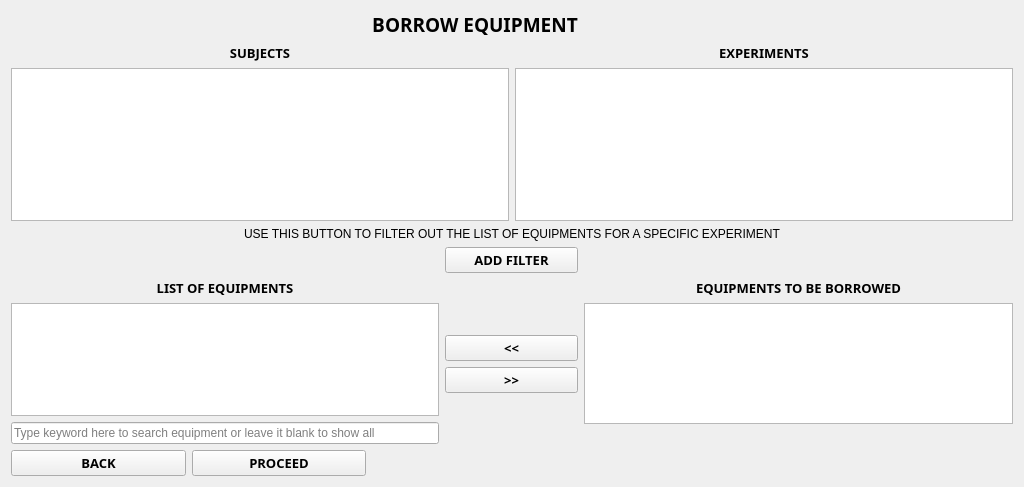
The window that borrowers.ui (markytools/sume-borrower-app) describes before a commit, drawn with Qt 5.
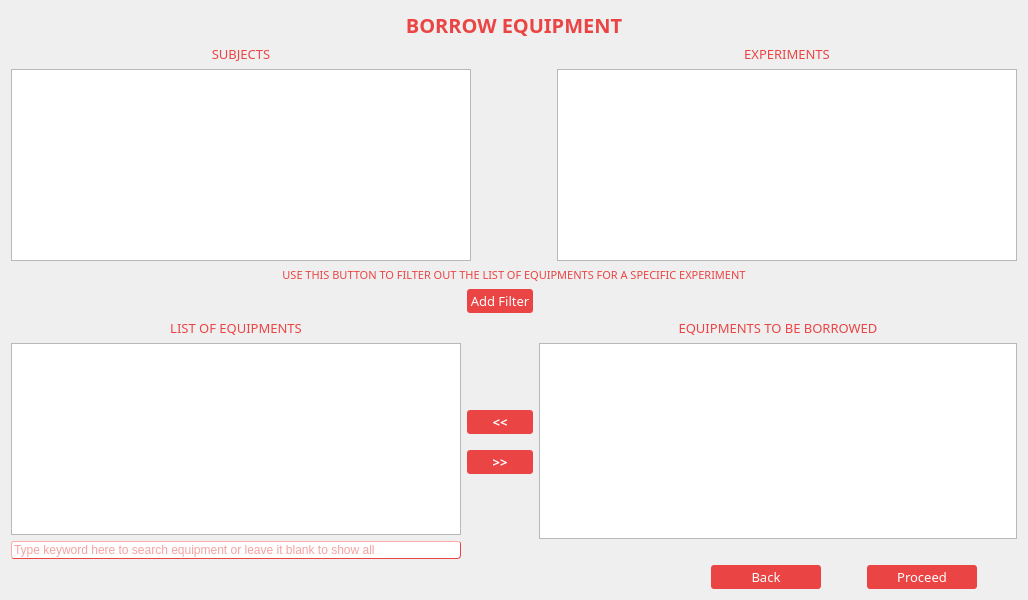
The same window after the commit.

The edit to the form file:
```diff
--- a/borrowers.ui
+++ b/borrowers.ui
@@ -6,19 +6,26 @@
    <rect>
     <x>0</x>
     <y>0</y>
-    <width>1024</width>
-    <height>487</height>
+    <width>1028</width>
+    <height>600</height>
    </rect>
   </property>
   <property name="minimumSize">
    <size>
-    <width>1024</width>
-    <height>487</height>
+    <width>800</width>
+    <height>600</height>
    </size>
   </property>
   <property name="windowTitle">
    <string>Form</string>
   </property>
+  <property name="styleSheet">
+   <string notr="true">#Borrowers{
+background-color:white;
+background:none;
+border:none;
+}</string>
+  </property>
   <layout class="QGridLayout" name="gridLayout">
    <item row="4" column="4" rowspan="3">
     <layout class="QVBoxLayout" name="verticalLayout_3">
@@ -26,12 +33,20 @@
       <widget class="QLabel" name="label_3">
        <property name="font">
         <font>
-         <family>Segoe UI Black</family>
+         <family>Adobe Gothic Std B</family>
          <pointsize>10</pointsize>
-         <weight>75</weight>
-         <bold>true</bold>
+         <weight>50</weight>
+         <bold>false</bold>
         </font>
        </property>
+       <property name="styleSheet">
+        <string notr="true">#label_3{
+background-color:transparent;
+color: #eb4444;
+background:none;
+border:none;
+}</string>
+       </property>
        <property name="text">
         <string>EQUIPMENTS TO BE BORROWED</string>
        </property>
@@ -41,7 +56,14 @@
       </widget>
      </item>
      <item>
-      <widget class="QTableWidget" name="borrowEquipments"/>
+      <widget class="QTableWidget" name="borrowEquipments">
+       <property name="font">
+        <font>
+         <family>Adobe Gothic Std B</family>
+         <pointsize>10</pointsize>
+        </font>
+       </property>
+      </widget>
      </item>
      <item>
       <spacer name="horizontalSpacer_6">
@@ -64,27 +86,61 @@
       <widget class="QPushButton" name="rightToLeft">
        <property name="font">
         <font>
-         <family>Segoe UI Black</family>
+         <family>Adobe Gothic Std B</family>
          <pointsize>10</pointsize>
          <weight>75</weight>
          <bold>true</bold>
         </font>
        </property>
+       <property name="styleSheet">
+        <string notr="true">#rightToLeft{
+background-color: #eb4444;
+color: white;
+border-style: outset;
+border-radius: 3px;
+padding: 3px;
+}</string>
+       </property>
        <property name="text">
         <string>&lt;&lt;</string>
        </property>
       </widget>
      </item>
+     <item>
+      <spacer name="verticalSpacer">
+       <property name="orientation">
+        <enum>Qt::Vertical</enum>
+       </property>
+       <property name="sizeType">
+        <enum>QSizePolicy::Fixed</enum>
+       </property>
+       <property name="sizeHint" stdset="0">
+        <size>
+         <width>20</width>
+         <height>10</height>
+        </size>
+       </property>
+      </spacer>
+     </item>
      <item>
       <widget class="QPushButton" name="leftToRight">
        <property name="font">
         <font>
-         <family>Segoe UI Black</family>
+         <family>Adobe Gothic Std B</family>
          <pointsize>10</pointsize>
          <weight>75</weight>
          <bold>true</bold>
         </font>
        </property>
+       <property name="styleSheet">
+        <string notr="true">#leftToRight{
+background-color: #eb4444;
+color: white;
+border-style: outset;
+border-radius: 3px;
+padding: 3px;
+}</string>
+       </property>
        <property name="text">
         <string>&gt;&gt;</string>
        </property>
@@ -105,50 +161,6 @@
      </property>
     </spacer>
    </item>
-   <item row="0" column="0">
-    <spacer name="horizontalSpacer">
-     <property name="orientation">
-      <enum>Qt::Horizontal</enum>
-     </property>
-     <property name="sizeHint" stdset="0">
-      <size>
-       <width>237</width>
-       <height>20</height>
-      </size>
-     </property>
-    </spacer>
-   </item>
-   <item row="0" column="4">
-    <spacer name="horizontalSpacer_2">
-     <property name="orientation">
-      <enum>Qt::Horizontal</enum>
-     </property>
-     <property name="sizeHint" stdset="0">
-      <size>
-       <width>138</width>
-       <height>20</height>
-      </size>
-     </property>
-    </spacer>
-   </item>
-   <item row="0" column="1" colspan="3">
-    <widget class="QLabel" name="label">
-     <property name="font">
-      <font>
-       <family>Segoe UI Black</family>
-       <pointsize>14</pointsize>
-       <weight>75</weight>
-       <bold>true</bold>
-      </font>
-     </property>
-     <property name="text">
-      <string>BORROW EQUIPMENT</string>
-     </property>
-     <property name="alignment">
-      <set>Qt::AlignCenter</set>
-     </property>
-    </widget>
-   </item>
    <item row="4" column="2" colspan="2">
     <spacer name="verticalSpacer_2">
      <property name="orientation">
@@ -169,7 +181,7 @@
      </property>
      <property name="sizeHint" stdset="0">
       <size>
-       <width>437</width>
+       <width>450</width>
        <height>20</height>
       </size>
      </property>
@@ -183,12 +195,20 @@
         <widget class="QLabel" name="label_5">
          <property name="font">
           <font>
-           <family>Segoe UI Black</family>
+           <family>Adobe Gothic Std B</family>
            <pointsize>10</pointsize>
-           <weight>75</weight>
-           <bold>true</bold>
+           <weight>50</weight>
+           <bold>false</bold>
           </font>
          </property>
+         <property name="styleSheet">
+          <string notr="true">#label_5{
+background-color:transparent;
+color: #eb4444;
+background:none;
+border:none;
+}</string>
+         </property>
          <property name="text">
           <string>SUBJECTS</string>
          </property>
@@ -198,22 +218,59 @@
         </widget>
        </item>
        <item>
-        <widget class="QTableWidget" name="SubjectsTableWidget"/>
+        <widget class="QTableWidget" name="SubjectsTableWidget">
+         <property name="font">
+          <font>
+           <family>Adobe Gothic Std B</family>
+           <pointsize>10</pointsize>
+          </font>
+         </property>
+         <property name="alternatingRowColors">
+          <bool>false</bool>
+         </property>
+         <property name="textElideMode">
+          <enum>Qt::ElideLeft</enum>
+         </property>
+        </widget>
        </item>
       </layout>
      </item>
+     <item>
+      <spacer name="horizontalSpacer_9">
+       <property name="orientation">
+        <enum>Qt::Horizontal</enum>
+       </property>
+       <property name="sizeType">
+        <enum>QSizePolicy::Fixed</enum>
+       </property>
+       <property name="sizeHint" stdset="0">
+        <size>
+         <width>80</width>
+         <height>20</height>
+        </size>
+       </property>
+      </spacer>
+     </item>
      <item>
       <layout class="QVBoxLayout" name="verticalLayout_5">
        <item>
         <widget class="QLabel" name="label_6">
          <property name="font">
           <font>
-           <family>Segoe UI Black</family>
+           <family>Adobe Gothic Std B</family>
            <pointsize>10</pointsize>
-           <weight>75</weight>
-           <bold>true</bold>
+           <weight>50</weight>
+           <bold>false</bold>
           </font>
          </property>
+         <property name="styleSheet">
+          <string notr="true">#label_6{
+background-color:transparent;
+color: #eb4444;
+background:none;
+border:none;
+}</string>
+         </property>
          <property name="text">
           <string>EXPERIMENTS</string>
          </property>
@@ -223,59 +280,19 @@
         </widget>
        </item>
        <item>
-        <widget class="QTableWidget" name="ExperimentTableWidget"/>
+        <widget class="QTableWidget" name="ExperimentTableWidget">
+         <property name="font">
+          <font>
+           <family>Adobe Gothic Std B</family>
+           <pointsize>10</pointsize>
+          </font>
+         </property>
+        </widget>
        </item>
       </layout>
      </item>
     </layout>
    </item>
-   <item row="7" column="0">
-    <layout class="QHBoxLayout" name="horizontalLayout_2">
-     <item>
-      <widget class="QPushButton" name="Back">
-       <property name="font">
-        <font>
-         <family>Segoe UI Black</family>
-         <pointsize>10</pointsize>
-         <weight>75</weight>
-         <bold>true</bold>
-        </font>
-       </property>
-       <property name="text">
-        <string>BACK</string>
-       </property>
-      </widget>
-     </item>
-     <item>
-      <widget class="QPushButton" name="Proceed">
-       <property name="font">
-        <font>
-         <family>Segoe UI Black</family>
-         <pointsize>10</pointsize>
-         <weight>75</weight>
-         <bold>true</bold>
-        </font>
-       </property>
-       <property name="text">
-        <string>PROCEED</string>
-       </property>
-      </widget>
-     </item>
-    </layout>
-   </item>
-   <item row="7" column="1" colspan="4">
-    <spacer name="horizontalSpacer_5">
-     <property name="orientation">
-      <enum>Qt::Horizontal</enum>
-     </property>
-     <property name="sizeHint" stdset="0">
-      <size>
-       <width>587</width>
-       <height>20</height>
-      </size>
-     </property>
-    </spacer>
-   </item>
    <item row="3" column="4">
     <spacer name="horizontalSpacer_4">
      <property name="orientation">
@@ -283,7 +300,7 @@
      </property>
      <property name="sizeHint" stdset="0">
       <size>
-       <width>438</width>
+       <width>450</width>
        <height>20</height>
       </size>
      </property>
@@ -293,14 +310,23 @@
     <widget class="QPushButton" name="Back_2">
      <property name="font">
       <font>
-       <family>Segoe UI Black</family>
+       <family>Adobe Gothic Std B</family>
        <pointsize>10</pointsize>
-       <weight>75</weight>
-       <bold>true</bold>
+       <weight>50</weight>
+       <bold>false</bold>
       </font>
      </property>
+     <property name="styleSheet">
+      <string notr="true">#Back_2{
+background-color: #eb4444;
+color: white;
+border-style: outset;
+border-radius: 3px;
+padding: 3px;
+}</string>
+     </property>
      <property name="text">
-      <string>ADD FILTER</string>
+      <string>Add Filter</string>
      </property>
     </widget>
    </item>
@@ -310,12 +336,20 @@
       <widget class="QLabel" name="label_2">
        <property name="font">
         <font>
-         <family>Segoe UI Black</family>
+         <family>Adobe Gothic Std B</family>
          <pointsize>10</pointsize>
-         <weight>75</weight>
-         <bold>true</bold>
+         <weight>50</weight>
+         <bold>false</bold>
         </font>
        </property>
+       <property name="styleSheet">
+        <string notr="true">#label_2{
+background-color:transparent;
+color: #eb4444;
+background:none;
+border:none;
+}</string>
+       </property>
        <property name="text">
         <string>LIST OF EQUIPMENTS</string>
        </property>
@@ -325,10 +359,27 @@
       </widget>
      </item>
      <item>
-      <widget class="QTableWidget" name="listEquipments"/>
+      <widget class="QTableWidget" name="listEquipments">
+       <property name="font">
+        <font>
+         <family>Adobe Gothic Std B</family>
+         <pointsize>10</pointsize>
+        </font>
+       </property>
+      </widget>
      </item>
      <item>
       <widget class="QLineEdit" name="searchEdit">
+       <property name="styleSheet">
+        <string notr="true">#searchEdit{
+background-color:white;
+color: #eb4444;
+border-style: outset;
+border-width: 1px;
+border-color: #eb4444;
+border-radius: 3px;
+}</string>
+       </property>
        <property name="placeholderText">
         <string>Type keyword here to search equipment or leave it blank to show all</string>
        </property>
@@ -340,11 +391,20 @@
     <widget class="QLabel" name="label_4">
      <property name="font">
       <font>
-       <pointsize>9</pointsize>
+       <family>Adobe Gothic Std B</family>
+       <pointsize>8</pointsize>
        <weight>50</weight>
        <bold>false</bold>
       </font>
      </property>
+     <property name="styleSheet">
+      <string notr="true">#label_4{
+background-color:transparent;
+color: #eb4444;
+background:none;
+border:none;
+}</string>
+     </property>
      <property name="text">
       <string>USE THIS BUTTON TO FILTER OUT THE LIST OF EQUIPMENTS FOR A SPECIFIC EXPERIMENT</string>
      </property>
@@ -353,6 +413,136 @@
      </property>
     </widget>
    </item>
+   <item row="7" column="0" colspan="5">
+    <layout class="QHBoxLayout" name="horizontalLayout_2">
+     <item>
+      <spacer name="horizontalSpacer_5">
+       <property name="orientation">
+        <enum>Qt::Horizontal</enum>
+       </property>
+       <property name="sizeType">
+        <enum>QSizePolicy::Fixed</enum>
+       </property>
+       <property name="sizeHint" stdset="0">
+        <size>
+         <width>700</width>
+         <height>20</height>
+        </size>
+       </property>
+      </spacer>
+     </item>
+     <item>
+      <widget class="QPushButton" name="Back">
+       <property name="font">
+        <font>
+         <family>Adobe Gothic Std B</family>
+         <pointsize>10</pointsize>
+         <weight>50</weight>
+         <bold>false</bold>
+        </font>
+       </property>
+       <property name="styleSheet">
+        <string notr="true">#Back{
+background-color: #eb4444;
+color: white;
+border-style: outset;
+border-radius: 3px;
+padding: 3px;
+}</string>
+       </property>
+       <property name="text">
+        <string>Back</string>
+       </property>
+      </widget>
+     </item>
+     <item>
+      <spacer name="horizontalSpacer_7">
+       <property name="orientation">
+        <enum>Qt::Horizontal</enum>
+       </property>
+       <property name="sizeType">
+        <enum>QSizePolicy::Fixed</enum>
+       </property>
+       <property name="sizeHint" stdset="0">
+        <size>
+         <width>40</width>
+         <height>20</height>
+        </size>
+       </property>
+      </spacer>
+     </item>
+     <item>
+      <widget class="QPushButton" name="Proceed">
+       <property name="font">
+        <font>
+         <family>Adobe Gothic Std B</family>
+         <pointsize>10</pointsize>
+         <weight>50</weight>
+         <bold>false</bold>
+        </font>
+       </property>
+       <property name="styleSheet">
+        <string notr="true">#Proceed{
+background-color: #eb4444;
+color: white;
+border-style: outset;
+border-radius: 3px;
+padding: 3px;
+}</string>
+       </property>
+       <property name="text">
+        <string>Proceed</string>
+       </property>
+      </widget>
+     </item>
+     <item>
+      <spacer name="horizontalSpacer_8">
+       <property name="orientation">
+        <enum>Qt::Horizontal</enum>
+       </property>
+       <property name="sizeType">
+        <enum>QSizePolicy::Fixed</enum>
+       </property>
+       <property name="sizeHint" stdset="0">
+        <size>
+         <width>40</width>
+         <height>20</height>
+        </size>
+       </property>
+      </spacer>
+     </item>
+    </layout>
+   </item>
+   <item row="0" column="0" colspan="5">
+    <layout class="QHBoxLayout" name="horizontalLayout">
+     <item>
+      <widget class="QLabel" name="label">
+       <property name="font">
+        <font>
+         <family>Adobe Gothic Std B</family>
+         <pointsize>15</pointsize>
+         <weight>75</weight>
+         <bold>true</bold>
+        </font>
+       </property>
+       <property name="styleSheet">
+        <string notr="true">#label{
+background-color:transparent;
+color: #eb4444;
+background:none;
+border:none;
+}</string>
+       </property>
+       <property name="text">
+        <string>BORROW EQUIPMENT</string>
+       </property>
+       <property name="alignment">
+        <set>Qt::AlignCenter</set>
+       </property>
+      </widget>
+     </item>
+    </layout>
+   </item>
   </layout>
  </widget>
  <resources/>
```
